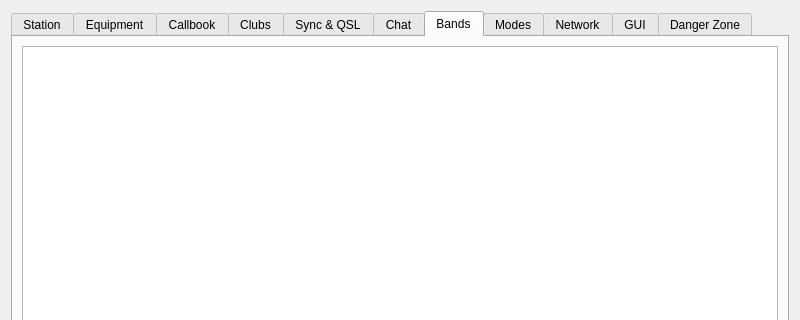
Qt form ui/SettingsDialog.ui (foldynl/QLog) before a commit; both pictures show x 0 to 800 and y 0 to 320 of the 800 by 836 pixel window.
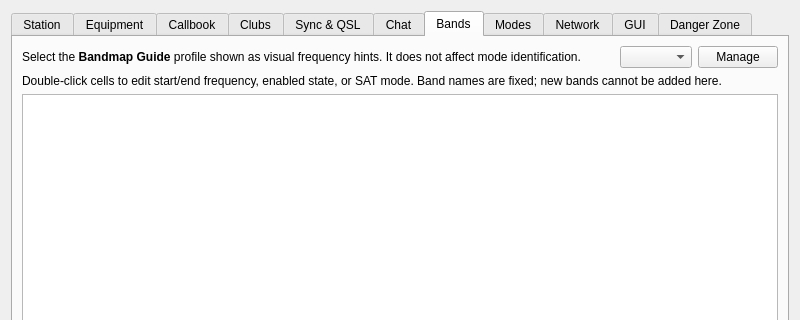
The same form after that commit. The open tabs and pages were chosen to show the change. Icons and pictures are not drawn. Custom widgets are drawn as their Qt base class.

Commit message: Settings: Added Bandmap Guide to the Band setting

Diff of the .ui file:
```diff
--- a/ui/SettingsDialog.ui
+++ b/ui/SettingsDialog.ui
@@ -4328,6 +4328,59 @@
        <string>Bands</string>
       </attribute>
       <layout class="QVBoxLayout" name="verticalLayout_2">
+       <item>
+        <layout class="QHBoxLayout" name="bandmapGuideLayout">
+         <item>
+          <widget class="QLabel" name="bandmapGuideLabel">
+           <property name="text">
+            <string>Select the &lt;b&gt;Bandmap Guide&lt;/b&gt; profile shown as visual frequency hints. It does not affect mode identification.</string>
+           </property>
+           <property name="wordWrap">
+            <bool>true</bool>
+           </property>
+          </widget>
+         </item>
+         <item>
+          <widget class="QComboBox" name="bandmapGuideComboBox">
+           <property name="sizePolicy">
+            <sizepolicy hsizetype="Maximum" vsizetype="Fixed">
+             <horstretch>0</horstretch>
+             <verstretch>0</verstretch>
+            </sizepolicy>
+           </property>
+           <property name="sizeAdjustPolicy">
+            <enum>QComboBox::AdjustToContents</enum>
+           </property>
+          </widget>
+         </item>
+         <item>
+          <widget class="QPushButton" name="editBandmapGuideButton">
+           <property name="sizePolicy">
+            <sizepolicy hsizetype="Maximum" vsizetype="Fixed">
+             <horstretch>0</horstretch>
+             <verstretch>0</verstretch>
+            </sizepolicy>
+           </property>
+           <property name="text">
+            <string>Manage</string>
+           </property>
+           <property name="icon">
+            <iconset theme="preferences-system"/>
+           </property>
+          </widget>
+         </item>
+        </layout>
+       </item>
+       <item>
+        <widget class="QLabel" name="bandTableHelpLabel">
+         <property name="text">
+          <string>Double-click cells to edit start/end frequency, enabled state, or SAT mode. Band names are fixed; new bands cannot be added here.</string>
+         </property>
+         <property name="wordWrap">
+          <bool>true</bool>
+         </property>
+        </widget>
+       </item>
        <item>
         <widget class="QTableView" name="bandTableView">
          <property name="alternatingRowColors">
```
Left out of the diff: 38 changed lines with no effect on the pictures. The commit also changes 3 other files.
